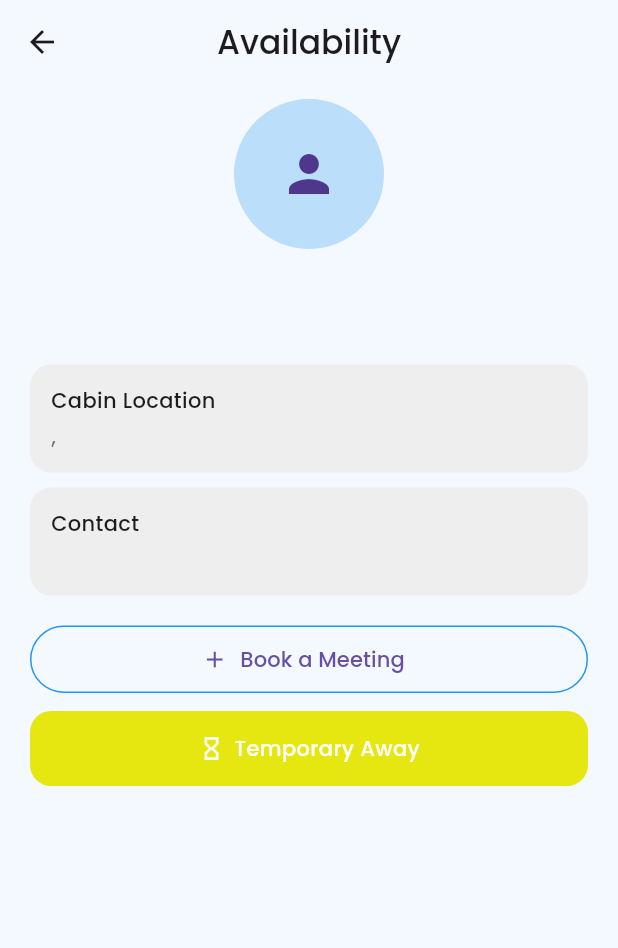
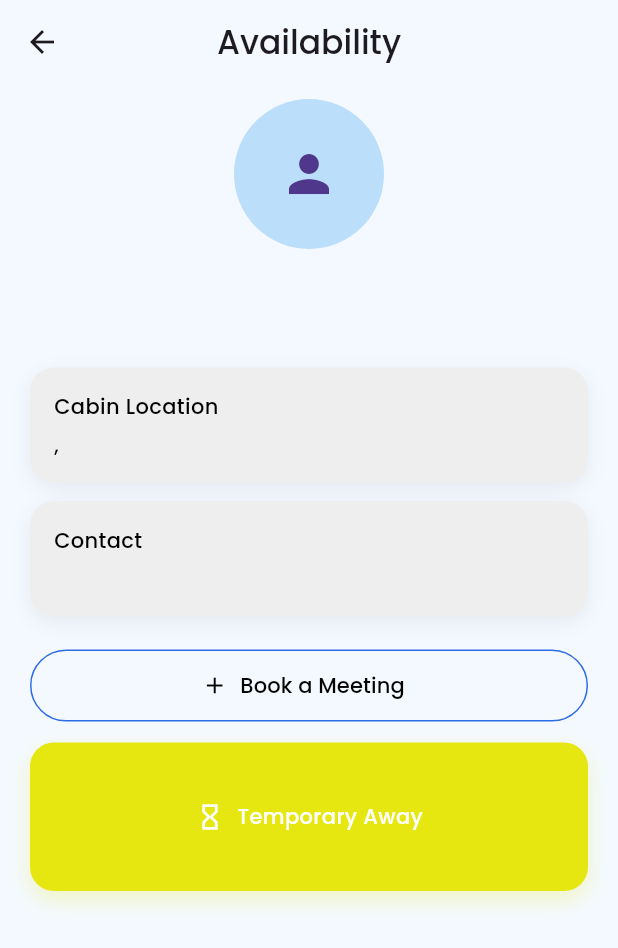
Before and after one commit to Danidu200523/lecturer_finder_app, a Flutter app: the LecturerAvailabilityScreen screen opened directly with empty values, on a phone screen of 412 x 824 dp. Shown: the top 948 px of the screen. Run offline on Flutter 3.47's test engine with Material 3 defaults, Android fonts, the light colour scheme and no system bars; our stand-ins replace cloud_firestore, firebase_auth, firebase_core, firebase_storage, image_picker; accounts and stored records are empty.

Commit message:
Refactor lecture availability UI with updated styling and colors

```diff
--- a/lib/student/booking/lecturer_availability_screen.dart
+++ b/lib/student/booking/lecturer_availability_screen.dart
@@ -36,7 +36,6 @@ class LecturerAvailabilityScreen extends StatelessWidget {
           }
 
           final data = snapshot.data!.data() as Map<String, dynamic>;
-
 
           final status = data['status'] ?? 'away';
 
@@ -92,17 +91,20 @@ class LecturerAvailabilityScreen extends StatelessWidget {
                   data['name'] ?? "",
                   style: const TextStyle(
                     fontSize: 18,
-                    fontWeight: FontWeight.w600,
+                    fontWeight: FontWeight.w500,
                   ),
                 ),
 
 
                 Text(
                   data['department'] ?? "",
-                  style: const TextStyle(fontSize: 13, color: Colors.grey),
+                  style: const TextStyle(
+                    fontSize: 13,
+                    color: AppColors.subtitleText,
+                  ),
                 ),
 
-                const SizedBox(height: 20),
+                const SizedBox(height: 22),
 
 
                 _infoBox(
@@ -111,54 +113,65 @@ class LecturerAvailabilityScreen extends StatelessWidget {
                       "${data['faculty'] ?? ''}, ${data['cabinLocation'] ?? ''}",
                 ),
 
-                const SizedBox(height: 10),
+                const SizedBox(height: 12),
 
-
+                // 📧 CONTACT
                 _infoBox(
                   title: "Contact",
                   value: data['email'] ?? "Not available",
                 ),
 
-                const SizedBox(height: 20),
+                const SizedBox(height: 22),
 
 
                 SizedBox(
                   width: double.infinity,
-                  height: 45,
+                  height: 48,
                   child: OutlinedButton.icon(
                     onPressed: () {},
-                    icon: const Icon(Icons.add),
-                    label: const Text("Book a Meeting"),
+                    icon: Icon(Icons.add, color: AppColors.black,),
+                    label: const Text(
+                      "Book a Meeting",
+                      style: TextStyle(color: AppColors.black),
+                    ),
                     style: OutlinedButton.styleFrom(
                       shape: RoundedRectangleBorder(
                         borderRadius: BorderRadius.circular(30),
                       ),
-                      side: const BorderSide(color: Colors.blue),
+                      side: const BorderSide(color: AppColors.blue),
                     ),
                   ),
                 ),
 
-                const SizedBox(height: 12),
+                const SizedBox(height: 14),
 
 
                 Container(
                   width: double.infinity,
-                  height: 50,
+                  height: 99,
                   decoration: BoxDecoration(
                     color: statusColor,
-                    borderRadius: BorderRadius.circular(14),
+                    borderRadius: BorderRadius.circular(16),
+                    boxShadow: [
+                      BoxShadow(
+                        color: statusColor.withOpacity(0.25),
+                        blurRadius: 12,
+                        offset: const Offset(0, 6),
+                      ),
+                    ],
                   ),
                   child: Center(
                     child: Row(
                       mainAxisAlignment: MainAxisAlignment.center,
                       children: [
-                        Icon(statusIcon, color: Colors.white, size: 18),
-                        const SizedBox(width: 6),
+                        Icon(statusIcon, color: AppColors.white, size: 20),
+                        const SizedBox(width: 8),
                         Text(
                           statusText,
                           style: const TextStyle(
-                            color: Colors.white,
+                            color: AppColors.white,
                             fontWeight: FontWeight.w500,
+                            fontSize: 14,
                           ),
                         ),
                       ],
@@ -177,17 +190,36 @@ class LecturerAvailabilityScreen extends StatelessWidget {
   Widget _infoBox({required String title, required String value}) {
     return Container(
       width: double.infinity,
-      padding: const EdgeInsets.all(14),
+      padding: const EdgeInsets.all(16),
       decoration: BoxDecoration(
         color: Colors.grey.shade200,
-        borderRadius: BorderRadius.circular(14),
+        borderRadius: BorderRadius.circular(16),
+        boxShadow: [
+          BoxShadow(
+            color: Colors.black.withOpacity(0.06),
+            blurRadius: 10,
+            offset: const Offset(0, 4),
+          ),
+        ],
       ),
       child: Column(
         crossAxisAlignment: CrossAxisAlignment.start,
         children: [
-          Text(title, style: const TextStyle(fontWeight: FontWeight.w500)),
-          const SizedBox(height: 4),
-          Text(value, style: const TextStyle(color: Colors.black54)),
+          Text(
+            title,
+            style: const TextStyle(
+              fontWeight: FontWeight.w500,
+              color: AppColors.black,
+            ),
+          ),
+          const SizedBox(height: 6),
+          Text(
+            value,
+            style: const TextStyle(
+              color: AppColors.black,
+              fontSize: 13,
+            ),
+          ),
         ],
       ),
     );
```
Lines whose indentation alone changed are shown as unchanged.
